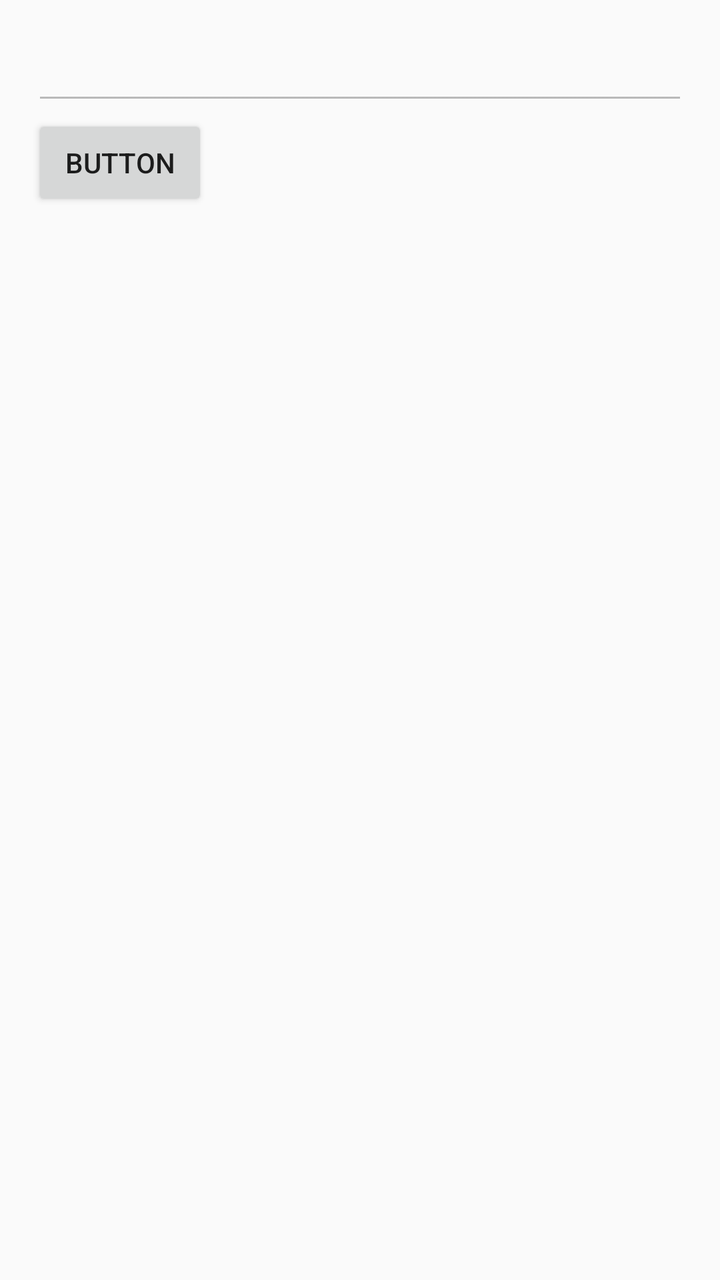
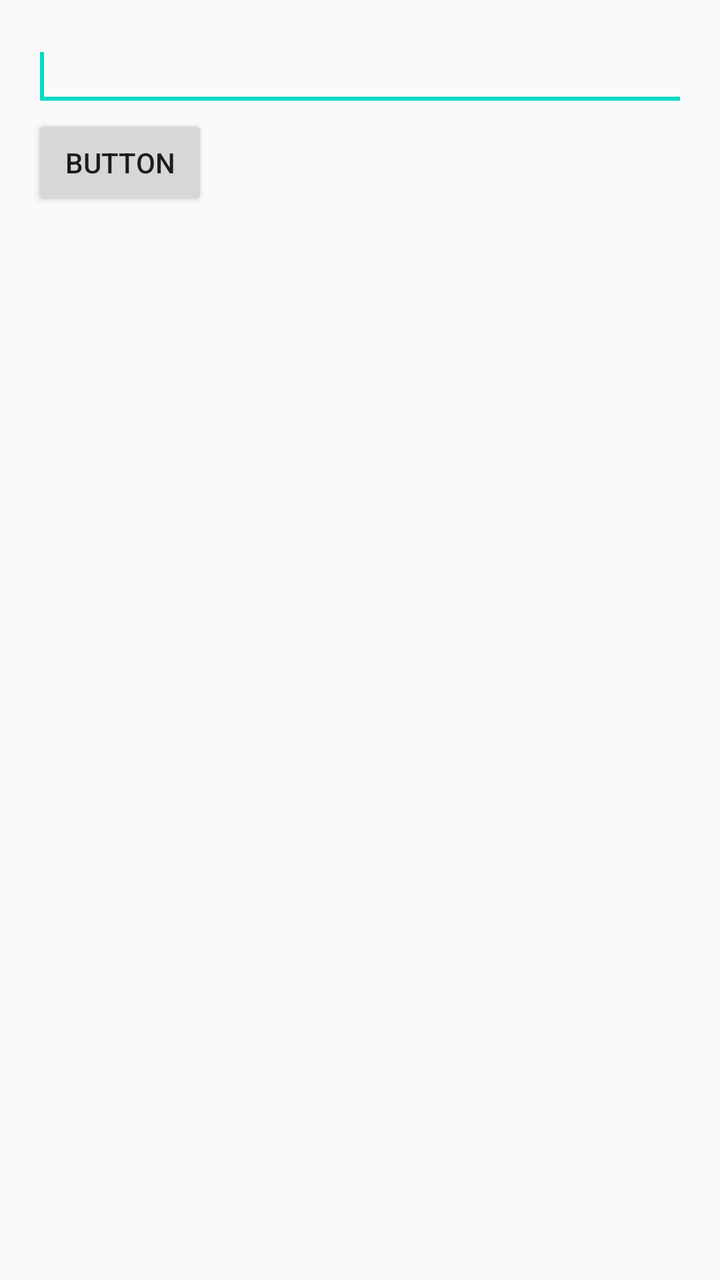

The first picture is an Android layout as it rendered before a commit; the second is the same layout after the commit. The layout source and the unified diff follow.
<!-- AndroidManifest.xml: activity theme AppTheme.NoActionBar -->
<!-- res/layout/activity_main.xml -->
<RelativeLayout xmlns:android="http://schemas.android.com/apk/res/android"
    xmlns:tools="http://schemas.android.com/tools"
    android:layout_width="match_parent"
    android:layout_height="match_parent"
    android:paddingBottom="@dimen/activity_vertical_margin"
    android:paddingLeft="@dimen/activity_horizontal_margin"
    android:paddingRight="@dimen/activity_horizontal_margin"
    android:paddingTop="@dimen/activity_vertical_margin"
    tools:context=".MainActivity" >

    <EditText
        android:id="@+id/editCode"
        android:layout_width="wrap_content"
        android:layout_height="wrap_content"
        android:layout_alignParentLeft="true"
        android:layout_alignParentRight="true"
        android:ems="10"
        android:enabled="false" >

        <requestFocus />
    </EditText>

    <Button
        android:id="@+id/btn_scan"
        android:layout_width="wrap_content"
        android:layout_height="wrap_content"
        android:layout_alignLeft="@+id/editCode"
        android:layout_below="@+id/editCode"
        android:text="Button" />

</RelativeLayout>
<!-- resources referenced by this layout -->
<resources>
  <dimen name="activity_horizontal_margin">16dp</dimen>
  <dimen name="activity_vertical_margin">16dp</dimen>
  <style name="AppTheme.NoActionBar">
          <item name="windowActionBar">false</item>
          <item name="windowNoTitle">true</item>
      </style>
</resources>

<!-- the commit's change to res/layout/activity_main.xml (unified diff, before → after) -->
@@ -15,7 +15,7 @@
         android:layout_alignParentLeft="true"
         android:layout_alignParentRight="true"
         android:ems="10"
-        android:enabled="false" >
+        android:enabled="true" >
 
         <requestFocus />
     </EditText>
